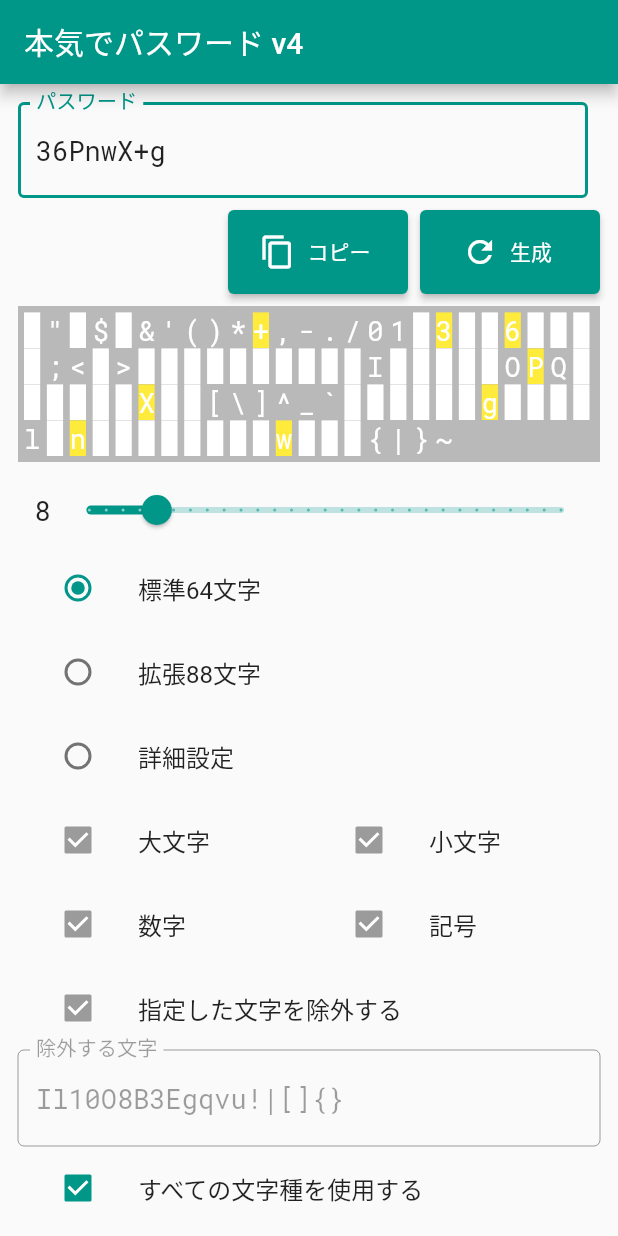
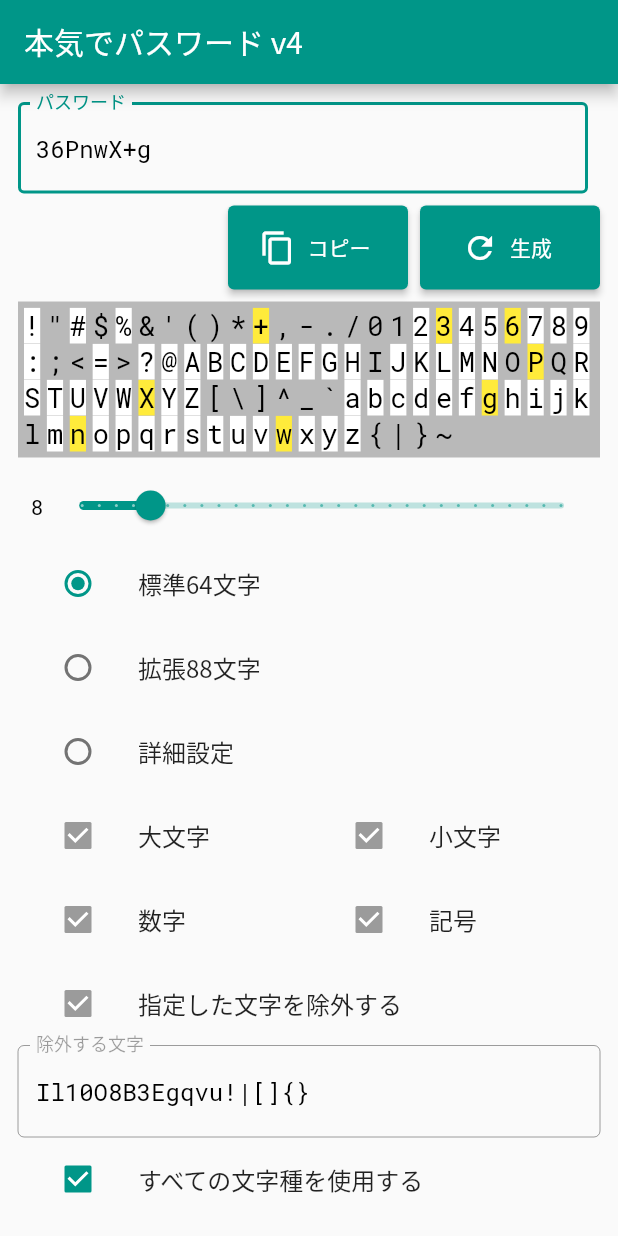
Before and after one commit to MichinobuMaeda/honkipass, a Flutter app: the screen it shows after launch, on a phone screen of 412 x 824 dp. Run offline on Flutter 3.47's test engine with Material 2 defaults, Android fonts, the phone set to English and light mode, and no system bars.

```diff
--- a/lib/ui.dart
+++ b/lib/ui.dart
@@ -1,10 +1,13 @@
 import 'package:flutter/material.dart';
-import 'package:google_fonts/google_fonts.dart';
 
-TextStyle monospaceStyle({Color backgroundColor = Colors.transparent}) {
-  return GoogleFonts.robotoMono(
-    fontSize: 18,
+TextStyle monospaceStyle({
+  Color backgroundColor = Colors.transparent,
+  Color color = Colors.black,
+}) {
+  return TextStyle(
+    fontFamily: 'RobotoMono',
     backgroundColor: backgroundColor,
+    color: color,
   );
 }
 
```
Also changed, not shown: pubspec.yaml (+10 -22 lines), fonts/Roboto-Regular.ttf (added), fonts/RobotoMono-Regular.ttf (added), 7 other files.
